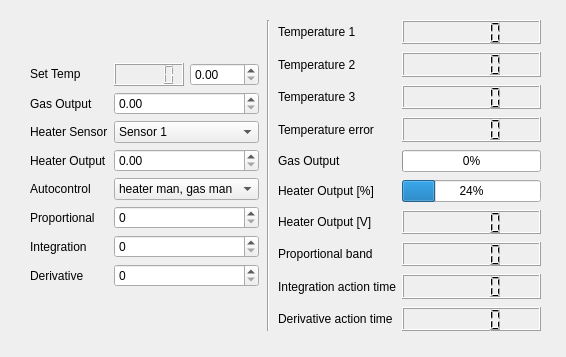
The window that Oxford/ITC_control.ui (Cryostat-GUI/Cryostat-GUI) describes before a commit, drawn with Qt 5.
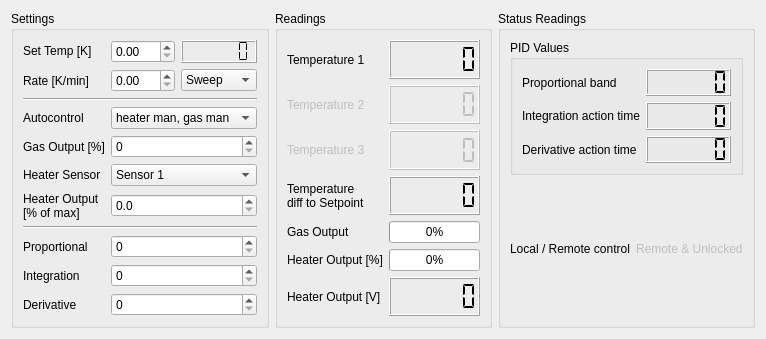
The same window after the commit.

What changed in the file:
```diff
--- a/Oxford/ITC_control.ui
+++ b/Oxford/ITC_control.ui
@@ -6,8 +6,8 @@
    <rect>
     <x>0</x>
     <y>0</y>
-    <width>566</width>
-    <height>357</height>
+    <width>709</width>
+    <height>303</height>
    </rect>
   </property>
   <property name="sizePolicy">
@@ -19,34 +19,70 @@
   <property name="windowTitle">
    <string>ITC Control</string>
   </property>
-  <widget class="QWidget" name="centralwidget">
-   <widget class="QWidget" name="horizontalLayoutWidget">
-    <property name="geometry">
-     <rect>
-      <x>30</x>
-      <y>20</y>
-      <width>511</width>
-      <height>311</height>
-     </rect>
-    </property>
-    <layout class="QHBoxLayout" name="horizontalLayout_2">
-     <property name="spacing">
-      <number>8</number>
-     </property>
+  <layout class="QHBoxLayout" name="horizontalLayout">
+   <item>
+    <widget class="QGroupBox" name="groupSettings">
+     <property name="title">
+      <string>Settings</string>
+     </property>
+     <layout class="QGridLayout" name="gridLayout">
+      <item row="1" column="2">
+       <widget class="QComboBox" name="comboBox">
      <item>
-      <layout class="QVBoxLayout" name="verticalLayout">
-       <property name="spacing">
-        <number>8</number>
-       </property>
+         <property name="text">
+          <string>Sweep</string>
+         </property>
+        </item>
        <item>
-        <layout class="QGridLayout" name="gridSetPoints">
-         <property name="spacing">
+         <property name="text">
+          <string>Setpoint</string>
+         </property>
+        </item>
+       </widget>
+      </item>
+      <item row="1" column="0">
+       <widget class="QLabel" name="label_18">
+        <property name="text">
+         <string>Rate [K/min]</string>
+        </property>
+       </widget>
+      </item>
+      <item row="1" column="1">
+       <widget class="QDoubleSpinBox" name="doubleSpinBox"/>
+      </item>
+      <item row="2" column="0" colspan="3">
+       <widget class="Line" name="line_2">
+        <property name="orientation">
+         <enum>Qt::Horizontal</enum>
+        </property>
+       </widget>
+      </item>
+      <item row="0" column="2">
+       <widget class="QLCDNumber" name="lcdTemp_set">
+        <property name="sizePolicy">
+         <sizepolicy hsizetype="Minimum" vsizetype="Maximum">
+          <horstretch>0</horstretch>
+          <verstretch>0</verstretch>
+         </sizepolicy>
+        </property>
+        <property name="digitCount">
           <number>6</number>
          </property>
-         <item row="6" column="0">
-          <widget class="QLabel" name="label_3">
-           <property name="text">
-            <string>Integration</string>
+        <property name="segmentStyle">
+         <enum>QLCDNumber::Flat</enum>
+        </property>
+       </widget>
+      </item>
+      <item row="0" column="1">
+       <widget class="QDoubleSpinBox" name="spinsetTemp">
+        <property name="decimals">
+         <number>2</number>
+        </property>
+        <property name="maximum">
+         <double>400.000000000000000</double>
+        </property>
+        <property name="value">
+         <double>0.000000000000000</double>
            </property>
           </widget>
          </item>
@@ -59,21 +95,39 @@
             </sizepolicy>
            </property>
            <property name="text">
-            <string>Set Temp</string>
+         <string>Set Temp [K]</string>
            </property>
           </widget>
          </item>
-         <item row="7" column="0">
+      <item row="4" column="0">
+       <widget class="QLabel" name="label_17">
+        <property name="text">
+         <string>Gas Output [%]</string>
+        </property>
+       </widget>
+      </item>
+      <item row="11" column="0">
           <widget class="QLabel" name="label_4">
            <property name="text">
             <string>Derivative</string>
            </property>
           </widget>
          </item>
-         <item row="5" column="1">
-          <widget class="QSpinBox" name="spinsetProportionalID"/>
-         </item>
-         <item row="2" column="1">
+      <item row="5" column="0">
+       <widget class="QLabel" name="label_6">
+        <property name="text">
+         <string>Heater Sensor</string>
+        </property>
+       </widget>
+      </item>
+      <item row="10" column="0">
+       <widget class="QLabel" name="label_3">
+        <property name="text">
+         <string>Integration</string>
+        </property>
+       </widget>
+      </item>
+      <item row="5" column="1" colspan="2">
           <widget class="QComboBox" name="combosetHeatersens">
            <item>
             <property name="text">
@@ -92,13 +146,52 @@
            </item>
           </widget>
          </item>
-         <item row="7" column="1">
-          <widget class="QSpinBox" name="spinsetPIDerivative"/>
-         </item>
-         <item row="6" column="1">
+      <item row="9" column="0">
+       <widget class="QLabel" name="label_2">
+        <property name="text">
+         <string>Proportional</string>
+        </property>
+       </widget>
+      </item>
+      <item row="10" column="1" colspan="2">
           <widget class="QSpinBox" name="spinsetPIntegrationD"/>
          </item>
-         <item row="4" column="1">
+      <item row="11" column="1" colspan="2">
+       <widget class="QSpinBox" name="spinsetPIDerivative"/>
+      </item>
+      <item row="6" column="0">
+       <widget class="QLabel" name="label_5">
+        <property name="text">
+         <string>Heater Output 
+[% of max]</string>
+        </property>
+       </widget>
+      </item>
+      <item row="9" column="1" colspan="2">
+       <widget class="QSpinBox" name="spinsetProportionalID"/>
+      </item>
+      <item row="6" column="1" colspan="2">
+       <widget class="QDoubleSpinBox" name="spinsetHeaterPercent">
+        <property name="decimals">
+         <number>1</number>
+        </property>
+       </widget>
+      </item>
+      <item row="8" column="0" colspan="3">
+       <widget class="Line" name="line_3">
+        <property name="orientation">
+         <enum>Qt::Horizontal</enum>
+        </property>
+       </widget>
+      </item>
+      <item row="3" column="0">
+       <widget class="QLabel" name="label_7">
+        <property name="text">
+         <string>Autocontrol</string>
+        </property>
+       </widget>
+      </item>
+      <item row="3" column="1" colspan="2">
           <widget class="QComboBox" name="combosetAutocontrol">
            <item>
             <property name="text">
@@ -122,146 +215,55 @@
            </item>
           </widget>
          </item>
-         <item row="3" column="0">
-          <widget class="QLabel" name="label_5">
-           <property name="text">
-            <string>Heater Output</string>
-           </property>
-          </widget>
-         </item>
-         <item row="2" column="0">
-          <widget class="QLabel" name="label_6">
-           <property name="text">
-            <string>Heater Sensor</string>
-           </property>
-          </widget>
-         </item>
-         <item row="5" column="0">
-          <widget class="QLabel" name="label_2">
-           <property name="text">
-            <string>Proportional</string>
-           </property>
-          </widget>
-         </item>
-         <item row="0" column="1">
-          <layout class="QHBoxLayout" name="horizontalLayout_3">
-           <property name="spacing">
-            <number>6</number>
-           </property>
-           <property name="sizeConstraint">
-            <enum>QLayout::SetDefaultConstraint</enum>
-           </property>
-           <item>
-            <widget class="QLCDNumber" name="lcdTemp_set">
-             <property name="sizePolicy">
-              <sizepolicy hsizetype="Minimum" vsizetype="Maximum">
-               <horstretch>0</horstretch>
-               <verstretch>0</verstretch>
-              </sizepolicy>
-             </property>
-            </widget>
-           </item>
-           <item>
-            <widget class="QDoubleSpinBox" name="spinsetTemp">
-             <property name="decimals">
-              <number>2</number>
-             </property>
+      <item row="4" column="1" colspan="2">
+       <widget class="QSpinBox" name="spinsetGasOutput">
              <property name="maximum">
-              <double>400.000000000000000</double>
+         <number>100</number>
              </property>
             </widget>
            </item>
           </layout>
-         </item>
-         <item row="3" column="1">
-          <widget class="QDoubleSpinBox" name="spinsetHeaterPercent"/>
-         </item>
-         <item row="4" column="0">
-          <widget class="QLabel" name="label_7">
-           <property name="text">
-            <string>Autocontrol</string>
-           </property>
-          </widget>
-         </item>
-         <item row="1" column="0">
-          <widget class="QLabel" name="label_17">
-           <property name="text">
-            <string>Gas Output</string>
-           </property>
-          </widget>
-         </item>
-         <item row="1" column="1">
-          <widget class="QDoubleSpinBox" name="spinsetGasOutput"/>
-         </item>
-        </layout>
-       </item>
-      </layout>
-     </item>
+    </widget>
+   </item>
      <item>
-      <widget class="Line" name="line_2">
-       <property name="orientation">
-        <enum>Qt::Vertical</enum>
-       </property>
-      </widget>
-     </item>
-     <item>
+    <widget class="QGroupBox" name="groupReadings">
+     <property name="title">
+      <string>Readings</string>
+     </property>
       <layout class="QGridLayout" name="gridReadings">
        <property name="horizontalSpacing">
         <number>6</number>
        </property>
-       <item row="9" column="1">
-        <widget class="QLCDNumber" name="lcdPIntegrationD"/>
-       </item>
-       <item row="10" column="0">
-        <widget class="QLabel" name="label_16">
-         <property name="text">
-          <string>Derivative action time</string>
-         </property>
-        </widget>
-       </item>
-       <item row="10" column="1">
-        <widget class="QLCDNumber" name="lcdPIDerivative"/>
-       </item>
-       <item row="8" column="1">
-        <widget class="QLCDNumber" name="lcdProportionalID"/>
-       </item>
        <item row="7" column="1">
-        <widget class="QLCDNumber" name="lcdHeaterVoltage"/>
-       </item>
-       <item row="8" column="0">
-        <widget class="QLabel" name="label_14">
-         <property name="text">
-          <string>Proportional band</string>
-         </property>
-        </widget>
-       </item>
-       <item row="9" column="0">
-        <widget class="QLabel" name="label_15">
-         <property name="text">
-          <string>Integration action time</string>
+       <widget class="QLCDNumber" name="lcdHeaterVoltage">
+        <property name="digitCount">
+         <number>6</number>
+        </property>
+        <property name="segmentStyle">
+         <enum>QLCDNumber::Flat</enum>
          </property>
         </widget>
        </item>
-       <item row="4" column="1">
-        <widget class="QLCDNumber" name="lcdTemp_err"/>
-       </item>
        <item row="2" column="0">
         <widget class="QLabel" name="label_9">
+        <property name="enabled">
+         <bool>false</bool>
+        </property>
          <property name="text">
           <string>Temperature 2</string>
          </property>
         </widget>
        </item>
-       <item row="7" column="0">
-        <widget class="QLabel" name="label_13">
-         <property name="text">
-          <string>Heater Output [V]</string>
+      <item row="4" column="1">
+       <widget class="QLCDNumber" name="lcdTemp_err">
+        <property name="digitCount">
+         <number>6</number>
+        </property>
+        <property name="segmentStyle">
+         <enum>QLCDNumber::Flat</enum>
          </property>
         </widget>
        </item>
-       <item row="1" column="1">
-        <widget class="QLCDNumber" name="lcdTemp_sens1"/>
-       </item>
        <item row="6" column="0">
         <widget class="QLabel" name="label_12">
          <property name="text">
@@ -269,32 +271,46 @@
          </property>
         </widget>
        </item>
-       <item row="6" column="1">
-        <widget class="QProgressBar" name="progressHeaterPercent">
-         <property name="value">
-          <number>24</number>
+      <item row="2" column="1">
+       <widget class="QLCDNumber" name="lcdTemp_sens2">
+        <property name="enabled">
+         <bool>false</bool>
+        </property>
+        <property name="smallDecimalPoint">
+         <bool>false</bool>
+        </property>
+        <property name="digitCount">
+         <number>6</number>
+        </property>
+        <property name="segmentStyle">
+         <enum>QLCDNumber::Flat</enum>
+        </property>
+        <property name="value" stdset="0">
+         <double>0.000000000000000</double>
          </property>
         </widget>
        </item>
        <item row="4" column="0">
         <widget class="QLabel" name="label_11">
          <property name="text">
-          <string>Temperature error</string>
+         <string>Temperature
+diff to Setpoint</string>
          </property>
         </widget>
        </item>
-       <item row="2" column="1">
-        <widget class="QLCDNumber" name="lcdTemp_sens2"/>
-       </item>
-       <item row="3" column="0">
-        <widget class="QLabel" name="label_10">
+      <item row="7" column="0">
+       <widget class="QLabel" name="label_13">
          <property name="text">
-          <string>Temperature 3</string>
+         <string>Heater Output [V]</string>
          </property>
         </widget>
        </item>
-       <item row="3" column="1">
-        <widget class="QLCDNumber" name="lcdTemp_sens3"/>
+      <item row="6" column="1">
+       <widget class="QProgressBar" name="progressHeaterPercent">
+        <property name="value">
+         <number>0</number>
+        </property>
+       </widget>
        </item>
        <item row="1" column="0">
         <widget class="QLabel" name="label_8">
@@ -303,10 +319,16 @@
          </property>
         </widget>
        </item>
-       <item row="5" column="0">
-        <widget class="QLabel" name="label_NeedleValve">
-         <property name="text">
-          <string>Gas Output</string>
+      <item row="3" column="1">
+       <widget class="QLCDNumber" name="lcdTemp_sens3">
+        <property name="enabled">
+         <bool>false</bool>
+        </property>
+        <property name="digitCount">
+         <number>6</number>
+        </property>
+        <property name="segmentStyle">
+         <enum>QLCDNumber::Flat</enum>
          </property>
         </widget>
        </item>
@@ -320,11 +342,132 @@
          </property>
         </widget>
        </item>
-      </layout>
-     </item>
-    </layout>
-   </widget>
-  </widget>
+      <item row="5" column="0">
+       <widget class="QLabel" name="label_NeedleValve">
+        <property name="text">
+         <string>Gas Output</string>
+        </property>
+       </widget>
+      </item>
+      <item row="1" column="1">
+       <widget class="QLCDNumber" name="lcdTemp_sens1">
+        <property name="smallDecimalPoint">
+         <bool>false</bool>
+        </property>
+        <property name="digitCount">
+         <number>6</number>
+        </property>
+        <property name="mode">
+         <enum>QLCDNumber::Dec</enum>
+        </property>
+        <property name="segmentStyle">
+         <enum>QLCDNumber::Flat</enum>
+        </property>
+        <property name="value" stdset="0">
+         <double>0.000000000000000</double>
+        </property>
+       </widget>
+      </item>
+      <item row="3" column="0">
+       <widget class="QLabel" name="label_10">
+        <property name="enabled">
+         <bool>false</bool>
+        </property>
+        <property name="text">
+         <string>Temperature 3</string>
+        </property>
+       </widget>
+      </item>
+     </layout>
+    </widget>
+   </item>
+   <item>
+    <widget class="QGroupBox" name="groupReadingsStatus">
+     <property name="title">
+      <string>Status Readings</string>
+     </property>
+     <layout class="QGridLayout" name="gridLayout_3">
+      <item row="1" column="1">
+       <widget class="QLabel" name="label_status_locrem">
+        <property name="enabled">
+         <bool>false</bool>
+        </property>
+        <property name="text">
+         <string>Remote &amp; Unlocked</string>
+        </property>
+       </widget>
+      </item>
+      <item row="1" column="0">
+       <widget class="QLabel" name="label_19">
+        <property name="text">
+         <string>Local / Remote control</string>
+        </property>
+       </widget>
+      </item>
+      <item row="0" column="0" colspan="2">
+       <widget class="QGroupBox" name="groupPID">
+        <property name="title">
+         <string>PID Values</string>
+        </property>
+        <layout class="QGridLayout" name="gridLayout_2">
+         <item row="1" column="0">
+          <widget class="QLabel" name="label_15">
+           <property name="text">
+            <string>Integration action time</string>
+           </property>
+          </widget>
+         </item>
+         <item row="0" column="1">
+          <widget class="QLCDNumber" name="lcdProportionalID">
+           <property name="digitCount">
+            <number>6</number>
+           </property>
+           <property name="segmentStyle">
+            <enum>QLCDNumber::Flat</enum>
+           </property>
+          </widget>
+         </item>
+         <item row="1" column="1">
+          <widget class="QLCDNumber" name="lcdPIntegrationD">
+           <property name="digitCount">
+            <number>6</number>
+           </property>
+           <property name="segmentStyle">
+            <enum>QLCDNumber::Flat</enum>
+           </property>
+          </widget>
+         </item>
+         <item row="2" column="1">
+          <widget class="QLCDNumber" name="lcdPIDerivative">
+           <property name="digitCount">
+            <number>6</number>
+           </property>
+           <property name="segmentStyle">
+            <enum>QLCDNumber::Flat</enum>
+           </property>
+          </widget>
+         </item>
+         <item row="2" column="0">
+          <widget class="QLabel" name="label_16">
+           <property name="text">
+            <string>Derivative action time</string>
+           </property>
+          </widget>
+         </item>
+         <item row="0" column="0">
+          <widget class="QLabel" name="label_14">
+           <property name="text">
+            <string>Proportional band</string>
+           </property>
+          </widget>
+         </item>
+        </layout>
+       </widget>
+      </item>
+     </layout>
+    </widget>
+   </item>
+  </layout>
  </widget>
  <resources/>
  <connections/>
```
Lines whose indentation alone changed are shown as unchanged.
